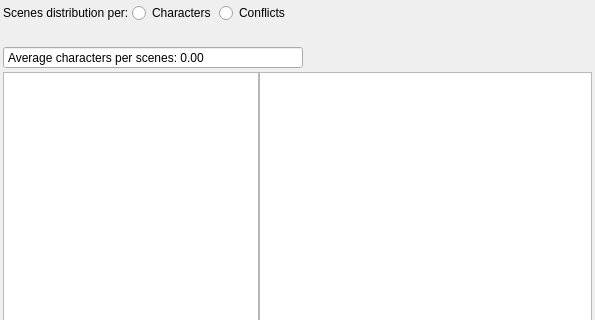
Above: ui/scene_dstribution_widget.ui from zkovari/plotlyst before the change; both pictures show x 0 to 595 and y 0 to 320 of the 595 by 501 pixel window. Below: the same form after it.
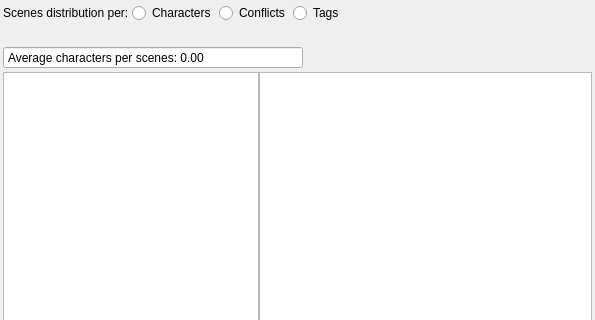
That is the form after the change.

Commit message: Tag scene distribution

Diff of the .ui file:
```diff
--- a/ui/scene_dstribution_widget.ui
+++ b/ui/scene_dstribution_widget.ui
@@ -82,6 +82,16 @@
        </property>
       </widget>
      </item>
+     <item>
+      <widget class="QRadioButton" name="btnTags">
+       <property name="cursor">
+        <cursorShape>PointingHandCursor</cursorShape>
+       </property>
+       <property name="text">
+        <string>Tags</string>
+       </property>
+      </widget>
+     </item>
      <item>
       <spacer name="horizontalSpacer">
        <property name="orientation">
```
The commit also changes 7 other files.
